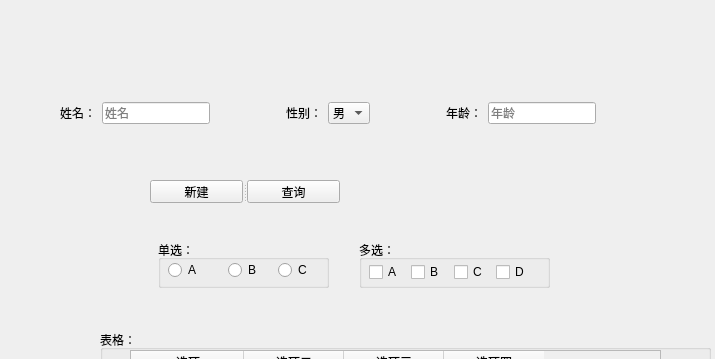
Above: temp/配附/InputEdit.ui from byst4nder/knowledge-structure before the change; both pictures show x 0 to 715 and y 0 to 359 of the 822 by 767 pixel window. Below: the same form after it.
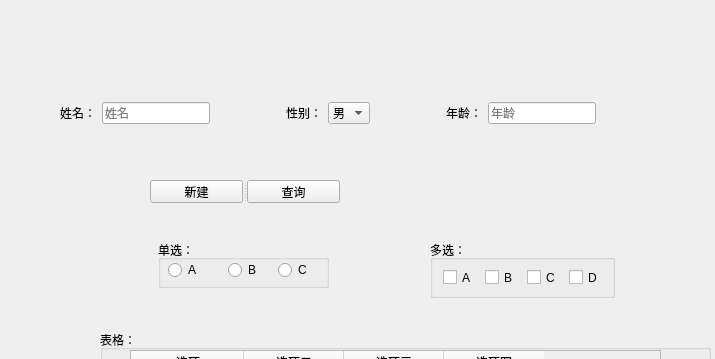
That is the form after the change.

The edit to the form file:
```diff
--- a/temp/配附/InputEdit.ui
+++ b/temp/配附/InputEdit.ui
@@ -65,59 +65,6 @@
     </property>
    </widget>
   </widget>
-  <widget class="QGroupBox" name="groupBox_2">
-   <property name="geometry">
-    <rect>
-     <x>359</x>
-     <y>240</y>
-     <width>191</width>
-     <height>48</height>
-    </rect>
-   </property>
-   <property name="title">
-    <string>多选：</string>
-   </property>
-   <widget class="QWidget" name="layoutWidget">
-    <property name="geometry">
-     <rect>
-      <x>10</x>
-      <y>22</y>
-      <width>163</width>
-      <height>21</height>
-     </rect>
-    </property>
-    <layout class="QHBoxLayout" name="horizontalLayout">
-     <item>
-      <widget class="QCheckBox" name="checkBox">
-       <property name="text">
-        <string>A</string>
-       </property>
-      </widget>
-     </item>
-     <item>
-      <widget class="QCheckBox" name="checkBox_2">
-       <property name="text">
-        <string>B</string>
-       </property>
-      </widget>
-     </item>
-     <item>
-      <widget class="QCheckBox" name="checkBox_3">
-       <property name="text">
-        <string>C</string>
-       </property>
-      </widget>
-     </item>
-     <item>
-      <widget class="QCheckBox" name="checkBox_4">
-       <property name="text">
-        <string>D</string>
-       </property>
-      </widget>
-     </item>
-    </layout>
-   </widget>
-  </widget>
   <widget class="QGroupBox" name="groupBox_3">
    <property name="geometry">
     <rect>
@@ -281,6 +228,71 @@
     </property>
    </widget>
   </widget>
+  <widget class="QGroupBox" name="groupBox_2">
+   <property name="geometry">
+    <rect>
+     <x>430</x>
+     <y>240</y>
+     <width>185</width>
+     <height>58</height>
+    </rect>
+   </property>
+   <property name="title">
+    <string>多选：</string>
+   </property>
+   <widget class="QCheckBox" name="checkBox">
+    <property name="geometry">
+     <rect>
+      <x>13</x>
+      <y>28</y>
+      <width>35</width>
+      <height>19</height>
+     </rect>
+    </property>
+    <property name="text">
+     <string>A</string>
+    </property>
+   </widget>
+   <widget class="QCheckBox" name="checkBox_2">
+    <property name="geometry">
+     <rect>
+      <x>55</x>
+      <y>28</y>
+      <width>35</width>
+      <height>19</height>
+     </rect>
+    </property>
+    <property name="text">
+     <string>B</string>
+    </property>
+   </widget>
+   <widget class="QCheckBox" name="checkBox_3">
+    <property name="geometry">
+     <rect>
+      <x>97</x>
+      <y>28</y>
+      <width>35</width>
+      <height>19</height>
+     </rect>
+    </property>
+    <property name="text">
+     <string>C</string>
+    </property>
+   </widget>
+   <widget class="QCheckBox" name="checkBox_4">
+    <property name="geometry">
+     <rect>
+      <x>139</x>
+      <y>28</y>
+      <width>35</width>
+      <height>19</height>
+     </rect>
+    </property>
+    <property name="text">
+     <string>D</string>
+    </property>
+   </widget>
+  </widget>
  </widget>
  <resources/>
  <connections>
```
Left out of the diff: 2 changed lines with no effect on the pictures.
